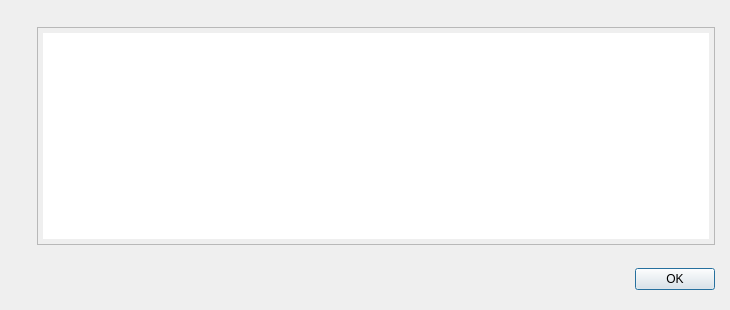
Qt form src/qt/forms/helpmessagedialog.ui (genisyskernel/koyotecoin) before a commit.
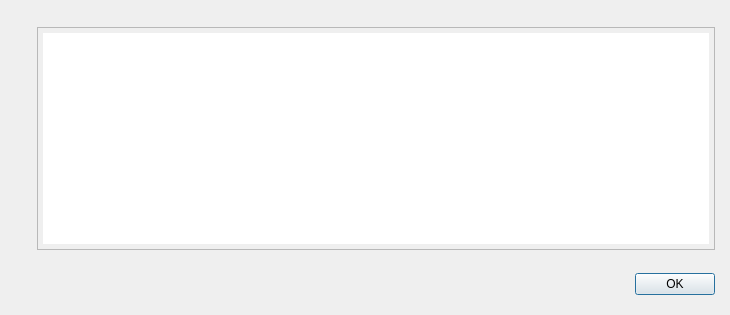
The same form after that commit. Icons and pictures are not drawn.

Commit message:
koyotecoin: fix ui form - helpmessagedialog.ui
Koyotecoin: Fix UI Form - helpmessagedialog.ui

```diff
--- a/src/qt/forms/helpmessagedialog.ui
+++ b/src/qt/forms/helpmessagedialog.ui
@@ -7,7 +7,7 @@
     <x>0</x>
     <y>0</y>
     <width>730</width>
-    <height>310</height>
+    <height>315</height>
    </rect>
   </property>
   <layout class="QHBoxLayout" name="horizontalLayout_2">
```
